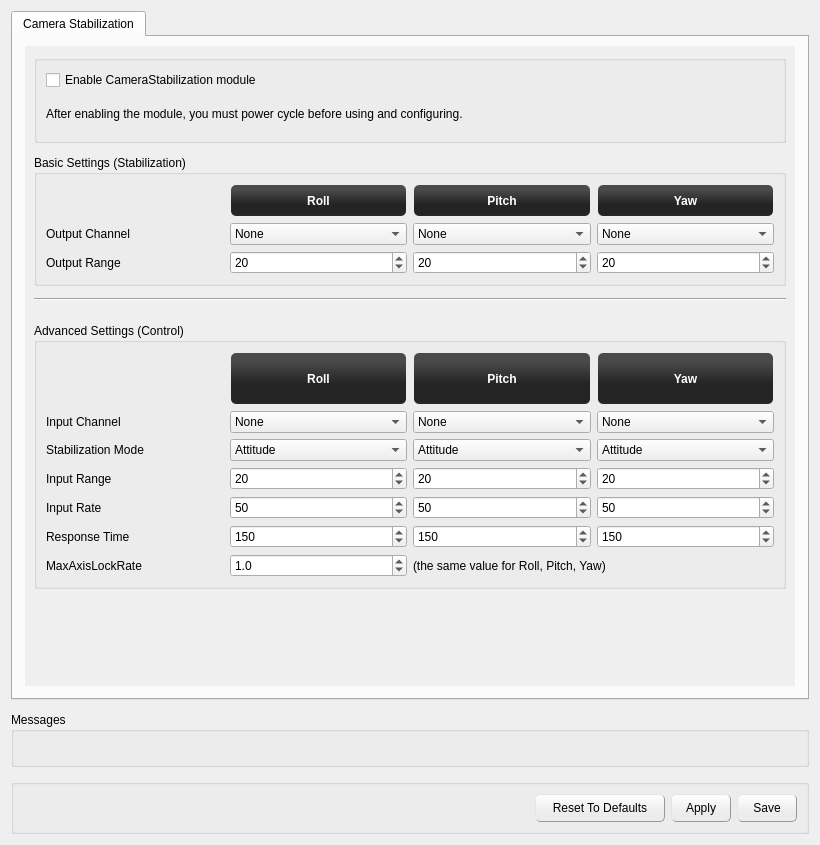
This is ground/openpilotgcs/src/plugins/config/camerastabilization.ui in openpilot/OpenPilot as Qt 5 draws it before an edit. The edited form follows.
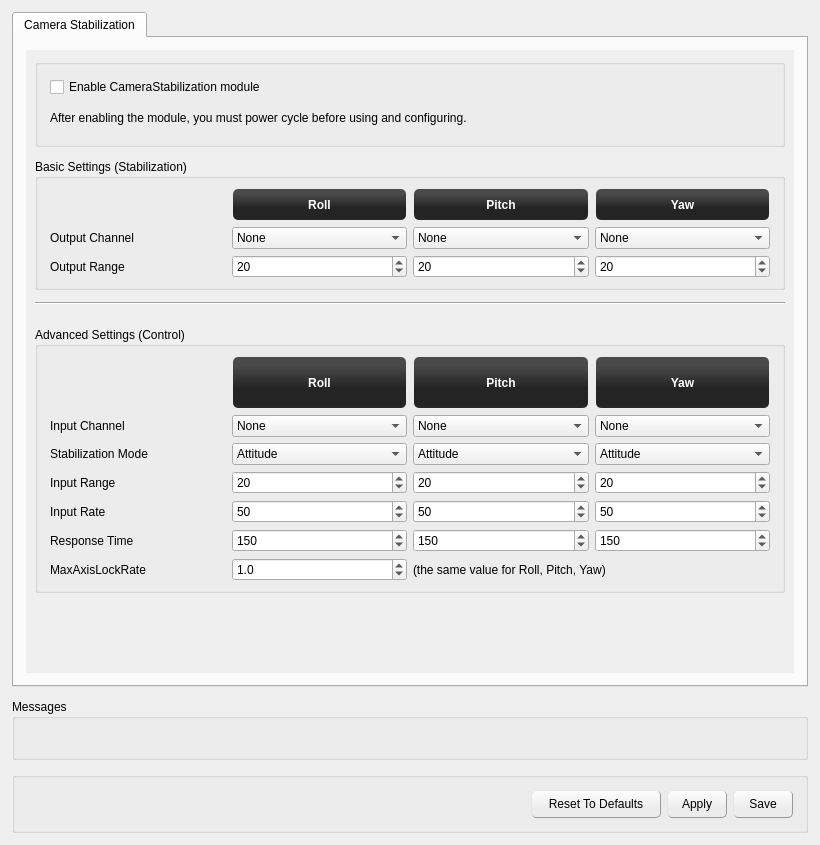
This is the edited form. Icons and pictures are not drawn.

Commit message: deleted the commented lines, tried resizing the margins and I couldnt get it to look quite right, so I ditched it.

```diff
--- a/ground/openpilotgcs/src/plugins/config/camerastabilization.ui
+++ b/ground/openpilotgcs/src/plugins/config/camerastabilization.ui
@@ -17,6 +17,9 @@
    <property name="spacing">
     <number>12</number>
    </property>
+   <property name="margin">
+    <number>12</number>
+   </property>
    <item>
     <widget class="QTabWidget" name="tabWidget">
      <property name="currentIndex">
@@ -33,13 +36,7 @@
        <property name="spacing">
         <number>12</number>
        </property>
-       <property name="leftMargin">
-        <number>12</number>
-       </property>
-       <property name="rightMargin">
-        <number>12</number>
-       </property>
-       <property name="bottomMargin">
+       <property name="margin">
         <number>12</number>
        </property>
        <item>
@@ -90,6 +87,9 @@
               <string/>
              </property>
              <layout class="QVBoxLayout" name="verticalLayout_2">
+              <property name="margin">
+               <number>12</number>
+              </property>
               <item>
                <widget class="QCheckBox" name="enableCameraStabilization">
                 <property name="focusPolicy">
@@ -131,6 +131,12 @@
               <bool>false</bool>
              </property>
              <layout class="QGridLayout" name="gridLayout_9">
+              <property name="leftMargin">
+               <number>12</number>
+              </property>
+              <property name="rightMargin">
+               <number>12</number>
+              </property>
               <item row="3" column="3">
                <widget class="QSpinBox" name="yawOutputRange">
                 <property name="focusPolicy">
@@ -345,6 +351,12 @@
               <string>Advanced Settings (Control)</string>
              </property>
              <layout class="QGridLayout" name="gridLayout_8">
+              <property name="leftMargin">
+               <number>12</number>
+              </property>
+              <property name="rightMargin">
+               <number>12</number>
+              </property>
               <item row="1" column="3">
                <widget class="QLabel" name="label_32">
                 <property name="styleSheet">
@@ -756,6 +768,9 @@
       <string>Messages</string>
      </property>
      <layout class="QHBoxLayout" name="horizontalLayout">
+      <property name="margin">
+       <number>12</number>
+      </property>
       <item>
        <widget class="QLabel" name="message">
         <property name="text">
@@ -772,6 +787,9 @@
       <string/>
      </property>
      <layout class="QVBoxLayout" name="verticalLayout_4">
+      <property name="margin">
+       <number>12</number>
+      </property>
       <item>
        <layout class="QVBoxLayout" name="verticalLayout">
         <item>
```
The commit also changes 1 other file.
